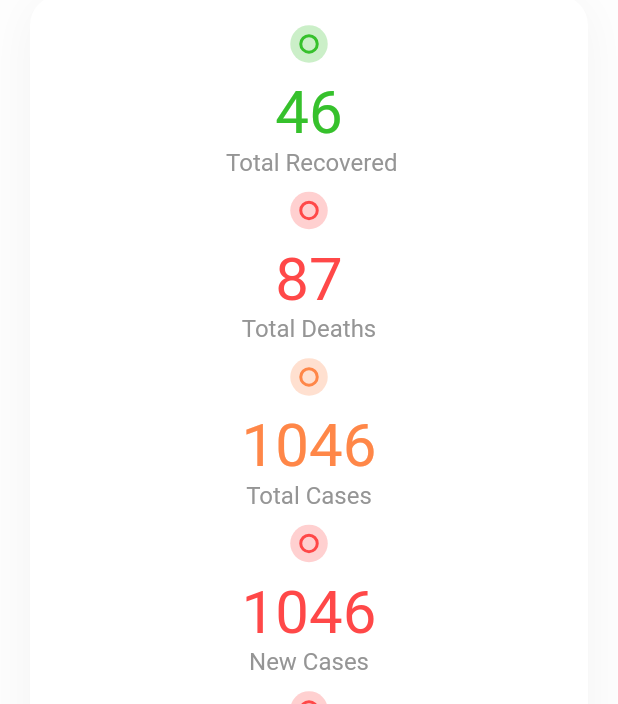
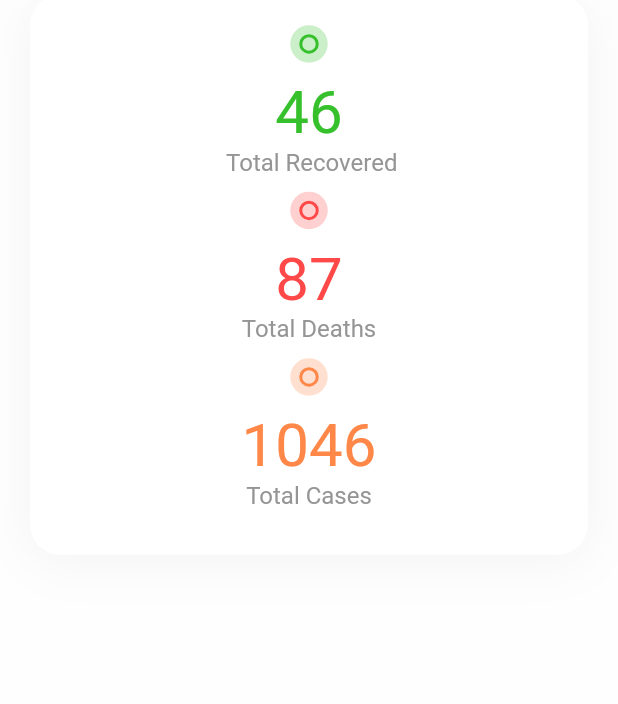
Before and after one commit to ChinmayShringi/CovidTracker, a Flutter app: the screen it shows after launch, scrolled down 260 dp, on a phone screen of 412 x 824 dp, the part 532-1236 px from its top. Run offline on Flutter 3.47's test engine with Material 2 defaults, Android fonts, the phone set to English and light mode, and no system bars; our stand-ins replace flutter_svg; network calls fail.

Commit message:
rm extra

```diff
--- a/lib/homePage.dart
+++ b/lib/homePage.dart
@@ -400,48 +400,48 @@ class _HomePageState extends State<HomePage> {
                         SizedBox(
                           height: 10,
                         ),
-                        Row(
-                          mainAxisAlignment: MainAxisAlignment.center,
-                          children: [
-                            CovidFigure(
-                              color: kDeathColor,
-                              number: this.isSet
-                                  ? this.futureCovidCountry.newConfirmed
-                                  : 1046,
-                              title: "New Cases",
-                            ),
-                          ],
-                        ),
-                        SizedBox(
-                          height: 10,
-                        ),
-                        Row(
-                          mainAxisAlignment: MainAxisAlignment.center,
-                          children: [
-                            CovidFigure(
-                              color: kDeathColor,
-                              number: this.isSet
-                                  ? this.futureCovidCountry.newDeaths
-                                  : 1046,
-                              title: "New Deaths",
-                            ),
-                          ],
-                        ),
-                        SizedBox(
-                          height: 10,
-                        ),
-                        Row(
-                          mainAxisAlignment: MainAxisAlignment.center,
-                          children: [
-                            CovidFigure(
-                              color: kRecovercolor,
-                              number: this.isSet
-                                  ? this.futureCovidCountry.newRecovered
-                                  : 1046,
-                              title: "New Recovered",
-                            ),
-                          ],
-                        ),
+                        // Row(
+                        //   mainAxisAlignment: MainAxisAlignment.center,
+                        //   children: [
+                        //     CovidFigure(
+                        //       color: kDeathColor,
+                        //       number: this.isSet
+                        //           ? this.futureCovidCountry.newConfirmed
+                        //           : 1046,
+                        //       title: "New Cases",
+                        //     ),
+                        //   ],
+                        // ),
+                        // SizedBox(
+                        //   height: 10,
+                        // ),
+                        // Row(
+                        //   mainAxisAlignment: MainAxisAlignment.center,
+                        //   children: [
+                        //     CovidFigure(
+                        //       color: kDeathColor,
+                        //       number: this.isSet
+                        //           ? this.futureCovidCountry.newDeaths
+                        //           : 1046,
+                        //       title: "New Deaths",
+                        //     ),
+                        //   ],
+                        // ),
+                        // SizedBox(
+                        //   height: 10,
+                        // ),
+                        // Row(
+                        //   mainAxisAlignment: MainAxisAlignment.center,
+                        //   children: [
+                        //     CovidFigure(
+                        //       color: kRecovercolor,
+                        //       number: this.isSet
+                        //           ? this.futureCovidCountry.newRecovered
+                        //           : 1046,
+                        //       title: "New Recovered",
+                        //     ),
+                        //   ],
+                        // ),
                       ],
                     ),
                   ),
```
